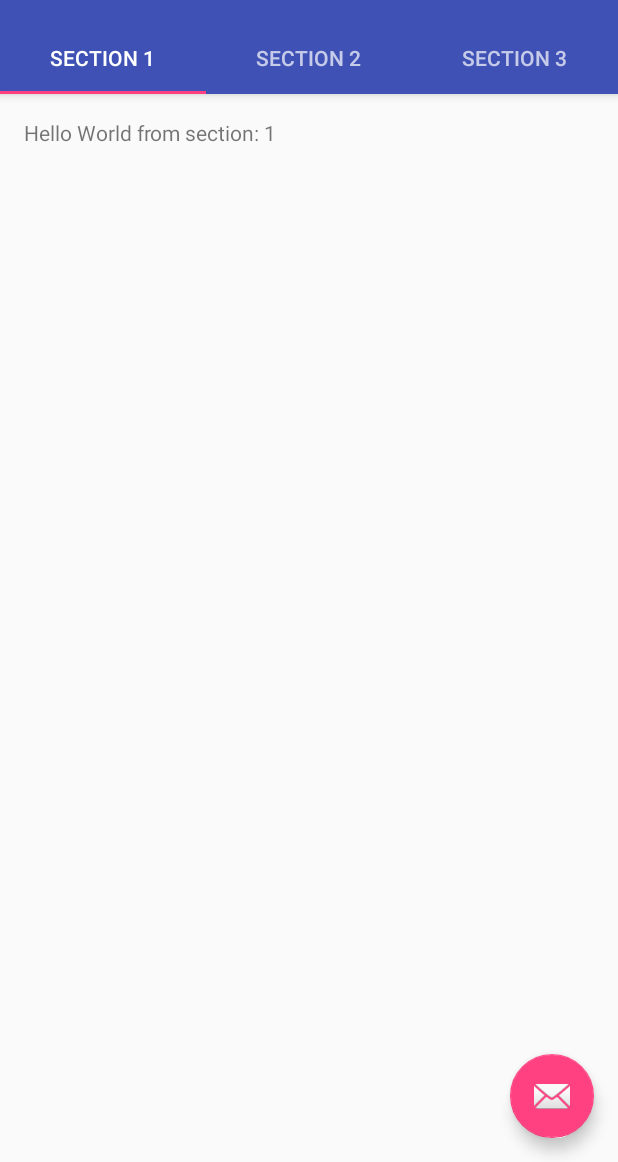
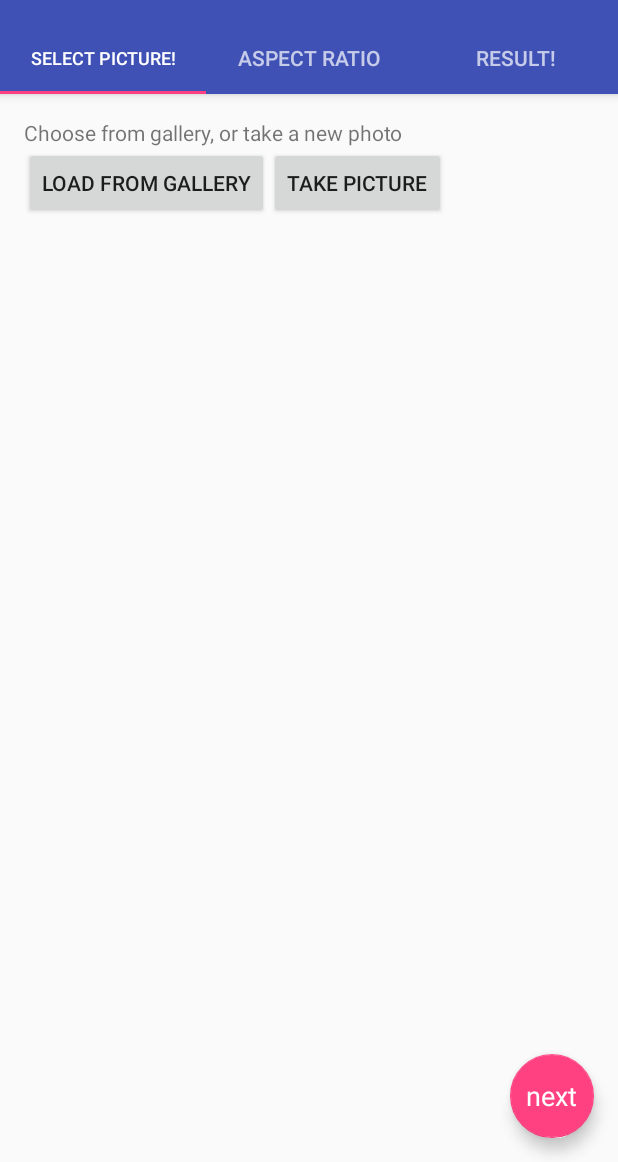
Before and after one commit to otownsend92/SnapCrop, an Android app: the screen it shows after launch (MainActivity), on a phone screen of 412 x 824 dp, the part 74-1236 px from its top. Run offline under Robolectric (Android 15) with nearby library versions, the phone set to English and light mode, and no system bars.

Commit message:
ogt - choose photo and take photo functionality

```diff
--- a/app/src/main/AndroidManifest.xml
+++ b/app/src/main/AndroidManifest.xml
@@ -1,6 +1,8 @@
 <?xml version="1.0" encoding="utf-8"?>
 <manifest xmlns:android="http://schemas.android.com/apk/res/android"
     package="com.cs291a.snapcrop">
+
+    <uses-permission android:name="android.permission.WRITE_EXTERNAL_STORAGE" />
 
     <application
         android:allowBackup="true"
--- a/app/src/main/java/com/cs291a/snapcrop/MainActivity.java
+++ b/app/src/main/java/com/cs291a/snapcrop/MainActivity.java
@@ -1,23 +1,16 @@
 package com.cs291a.snapcrop;
 
-import android.support.design.widget.TabLayout;
+import android.os.Bundle;
 import android.support.design.widget.FloatingActionButton;
 import android.support.design.widget.Snackbar;
+import android.support.design.widget.TabLayout;
+import android.support.v4.app.FragmentPagerAdapter;
+import android.support.v4.view.ViewPager;
 import android.support.v7.app.AppCompatActivity;
 import android.support.v7.widget.Toolbar;
-
-import android.support.v4.app.Fragment;
-import android.support.v4.app.FragmentManager;
-import android.support.v4.app.FragmentPagerAdapter;
-import android.support.v4.view.ViewPager;
-import android.os.Bundle;
-import android.view.LayoutInflater;
 import android.view.Menu;
 import android.view.MenuItem;
 import android.view.View;
-import android.view.ViewGroup;
-
-import android.widget.TextView;
 
 public class MainActivity extends AppCompatActivity {
 
@@ -30,6 +23,7 @@ public class MainActivity extends AppCompatActivity {
      * {@link android.support.v4.app.FragmentStatePagerAdapter}.
      */
     private SectionsPagerAdapter mSectionsPagerAdapter;
+    private final String TAG = "MainActivity";
 
     /**
      * The {@link ViewPager} that will host the section contents.
@@ -88,75 +82,5 @@ public class MainActivity extends AppCompatActivity {
         return super.onOptionsItemSelected(item);
     }
 
-    /**
-     * A placeholder fragment containing a simple view.
-     */
-    public static class PlaceholderFragment extends Fragment {
-        /**
-         * The fragment argument representing the section number for this
-         * fragment.
-         */
-        private static final String ARG_SECTION_NUMBER = "section_number";
 
-        public PlaceholderFragment() {
-        }
-
-        /**
-         * Returns a new instance of this fragment for the given section
-         * number.
-         */
-        public static PlaceholderFragment newInstance(int sectionNumber) {
-            PlaceholderFragment fragment = new PlaceholderFragment();
-            Bundle args = new Bundle();
-            args.putInt(ARG_SECTION_NUMBER, sectionNumber);
-            fragment.setArguments(args);
-            return fragment;
-        }
-
-        @Override
-        public View onCreateView(LayoutInflater inflater, ViewGroup container,
-                                 Bundle savedInstanceState) {
-            View rootView = inflater.inflate(R.layout.fragment_main, container, false);
-            TextView textView = (TextView) rootView.findViewById(R.id.section_label);
-            textView.setText(getString(R.string.section_format, getArguments().getInt(ARG_SECTION_NUMBER)));
-            return rootView;
-        }
-    }
-
-    /**
-     * A {@link FragmentPagerAdapter} that returns a fragment corresponding to
-     * one of the sections/tabs/pages.
-     */
-    public class SectionsPagerAdapter extends FragmentPagerAdapter {
-
-        public SectionsPagerAdapter(FragmentManager fm) {
-            super(fm);
-        }
-
-        @Override
-        public Fragment getItem(int position) {
-            // getItem is called to instantiate the fragment for the given page.
-            // Return a PlaceholderFragment (defined as a static inner class below).
-            return PlaceholderFragment.newInstance(position + 1);
-        }
-
-        @Override
-        public int getCount() {
-            // Show 3 total pages.
-            return 3;
-        }
-
-        @Override
-        public CharSequence getPageTitle(int position) {
-            switch (position) {
-                case 0:
-                    return "SECTION 1";
-                case 1:
-                    return "SECTION 2";
-                case 2:
-                    return "SECTION 3";
-            }
-            return null;
-        }
-    }
 }
--- /dev/null
+++ b/app/src/main/java/com/cs291a/snapcrop/PictureSelectFragment.java
@@ -0,0 +1,137 @@
+package com.cs291a.snapcrop;
+
+import android.app.Activity;
+import android.content.ContentResolver;
+import android.content.Intent;
+import android.graphics.Bitmap;
+import android.net.Uri;
+import android.os.Bundle;
+import android.os.Environment;
+import android.provider.MediaStore;
+import android.support.v4.app.Fragment;
+import android.util.Log;
+import android.view.LayoutInflater;
+import android.view.View;
+import android.view.ViewGroup;
+import android.widget.Button;
+import android.widget.ImageView;
+import android.widget.TextView;
+import android.widget.Toast;
+
+import java.io.File;
+import java.io.IOException;
+
+/**
+ * Created by olivertownsend on 11/8/16.
+ */
+public class PictureSelectFragment extends Fragment {
+
+    private final String TAG = "PictureSelectFragment";
+    private final int PICK_IMAGE_REQUEST = 1;
+    private final int REQUEST_IMAGE_CAPTURE = 2;
+    private String _path;
+    private Uri mImageUri;
+
+
+    public PictureSelectFragment() {
+    }
+
+    /**
+     * Returns a new instance of this fragment for the given section
+     * number.
+     */
+    public static PictureSelectFragment newInstance() {
+        PictureSelectFragment fragment = new PictureSelectFragment();
+        Bundle args = new Bundle();
+        return fragment;
+    }
+
+    @Override
+    public View onCreateView(LayoutInflater inflater, ViewGroup container,
+                             Bundle savedInstanceState) {
+        View rootView = inflater.inflate(R.layout.fragment_select_picture, container, false);
+        TextView textView = (TextView) rootView.findViewById(R.id.section_label);
+        textView.setText("Choose from gallery, or take a new photo");
+
+        final Button loadGalleryButton = (Button) rootView.findViewById(R.id.load_from_gallery_button);
+        loadGalleryButton.setOnClickListener(new View.OnClickListener() {
+            public void onClick(View v) {
+                Log.d(TAG, "onClick loadGalleryButton");
+                loadFromGallery(v);
+            }
+        });
+
+        final Button takePictureButton = (Button) rootView.findViewById(R.id.take_picture_button);
+        takePictureButton.setOnClickListener(new View.OnClickListener() {
+            public void onClick(View v) {
+                Log.d(TAG, "onClick takePictureButton");
+                dispatchTakePictureIntent();
+            }
+        });
+
+        return rootView;
+    }
+
+    private void loadFromGallery(View view) {
+        Intent getIntent = new Intent(Intent.ACTION_GET_CONTENT);
+        getIntent.setType("image/*");
+
+        Intent pickIntent = new Intent(Intent.ACTION_PICK, android.provider.MediaStore.Images.Media.EXTERNAL_CONTENT_URI);
+        pickIntent.setType("image/*");
+
+        Intent chooserIntent = Intent.createChooser(getIntent, "Select Image");
+        chooserIntent.putExtra(Intent.EXTRA_INITIAL_INTENTS, new Intent[] {pickIntent});
+
+        startActivityForResult(chooserIntent, PICK_IMAGE_REQUEST);
+    }
+
+    private void dispatchTakePictureIntent() {
+        _path = Environment.getExternalStorageDirectory() + File.separator +  "retarget_image.jpg";
+        File file = new File( _path );
+        mImageUri = Uri.fromFile( file );
+
+        Intent intent = new Intent(android.provider.MediaStore.ACTION_IMAGE_CAPTURE );
+        intent.putExtra( MediaStore.EXTRA_OUTPUT, mImageUri );
+
+        Intent takePictureIntent = new Intent(MediaStore.ACTION_IMAGE_CAPTURE);
+        if (takePictureIntent.resolveActivity(getActivity().getPackageManager()) != null) {
+            startActivityForResult(takePictureIntent, REQUEST_IMAGE_CAPTURE);
+        }
+    }
+
+    @Override
+    public void onActivityResult(int requestCode, int resultCode, Intent data) {
+        super.onActivityResult(requestCode, resultCode, data);
+
+        if (requestCode == PICK_IMAGE_REQUEST && resultCode == Activity.RESULT_OK && data != null && data.getData() != null) {
+
+            Uri uri = data.getData();
+
+            try {
+                Bitmap imageBitmap = MediaStore.Images.Media.getBitmap(getActivity().getContentResolver(), uri);
+                Log.e(TAG, String.valueOf(imageBitmap));
+
+                ImageView imageView = (ImageView) getActivity().findViewById(R.id.chosen_image_view);
+                imageView.setImageBitmap(imageBitmap);
+            } catch (IOException e) {
+                e.printStackTrace();
+            }
+        } else if (requestCode == REQUEST_IMAGE_CAPTURE && resultCode == Activity.RESULT_OK) {
+            getActivity().getContentResolver().notifyChange(mImageUri, null);
+            ContentResolver cr = getActivity().getContentResolver();
+            Bitmap bitmap;
+            try
+            {
+                bitmap = android.provider.MediaStore.Images.Media.getBitmap(cr, mImageUri);
+                ImageView imageView = (ImageView) getActivity().findViewById(R.id.chosen_image_view);
+                imageView.setImageBitmap(bitmap);
+            }
+            catch (Exception e)
+            {
+                Toast.makeText(getContext(), "Failed to load", Toast.LENGTH_SHORT).show();
+                Log.d(TAG, "Failed to load", e);
+            }
+        }
+    }
+
+}
--- /dev/null
+++ b/app/src/main/java/com/cs291a/snapcrop/PlaceholderFragment.java
@@ -0,0 +1,43 @@
+package com.cs291a.snapcrop;
+
+import android.os.Bundle;
+import android.support.v4.app.Fragment;
+import android.view.LayoutInflater;
+import android.view.View;
+import android.view.ViewGroup;
+import android.widget.TextView;
+
+/**
+ * A placeholder fragment containing a simple view.
+ */
+public class PlaceholderFragment extends Fragment {
+    /**
+     * The fragment argument representing the section number for this
+     * fragment.
+     */
+    private static final String ARG_SECTION_NUMBER = "section_number";
+
+    public PlaceholderFragment() {
+    }
+
+    /**
+     * Returns a new instance of this fragment for the given section
+     * number.
+     */
+    public static PlaceholderFragment newInstance(int sectionNumber) {
+        PlaceholderFragment fragment = new PlaceholderFragment();
+        Bundle args = new Bundle();
+        args.putInt(ARG_SECTION_NUMBER, sectionNumber);
+        fragment.setArguments(args);
+        return fragment;
+    }
+
+    @Override
+    public View onCreateView(LayoutInflater inflater, ViewGroup container,
+                             Bundle savedInstanceState) {
+        View rootView = inflater.inflate(R.layout.fragment_main, container, false);
+        TextView textView = (TextView) rootView.findViewById(R.id.section_label);
+        textView.setText(getString(R.string.section_format, getArguments().getInt(ARG_SECTION_NUMBER)));
+        return rootView;
+    }
+}
--- /dev/null
+++ b/app/src/main/java/com/cs291a/snapcrop/SectionsPagerAdapter.java
@@ -0,0 +1,43 @@
+package com.cs291a.snapcrop;
+
+import android.support.v4.app.Fragment;
+import android.support.v4.app.FragmentManager;
+import android.support.v4.app.FragmentPagerAdapter;
+
+/**
+ * A {@link FragmentPagerAdapter} that returns a fragment corresponding to
+ * one of the sections/tabs/pages.
+ */
+public class SectionsPagerAdapter extends FragmentPagerAdapter {
+
+    public SectionsPagerAdapter(FragmentManager fm) {
+        super(fm);
+    }
+
+    @Override
+    public Fragment getItem(int position) {
+        // getItem is called to instantiate the fragment for the given page.
+        // Return a PlaceholderFragment (defined as a static inner class below).
+        if (position == 0) return PictureSelectFragment.newInstance();
+        else return PlaceholderFragment.newInstance(position + 1);
+    }
+
+    @Override
+    public int getCount() {
+        // Show 3 total pages.
+        return 3;
+    }
+
+    @Override
+    public CharSequence getPageTitle(int position) {
+        switch (position) {
+            case 0:
+                return "Select picture!";
+            case 1:
+                return "Aspect Ratio";
+            case 2:
+                return "Result!";
+        }
+        return null;
+    }
+}
--- a/app/src/main/res/layout/activity_main.xml
+++ b/app/src/main/res/layout/activity_main.xml
@@ -38,12 +38,35 @@
         android:layout_height="match_parent"
         app:layout_behavior="@string/appbar_scrolling_view_behavior" />
 
-    <android.support.design.widget.FloatingActionButton
-        android:id="@+id/fab"
+    <!--<android.support.design.widget.FloatingActionButton-->
+        <!--android:id="@+id/fab"-->
+        <!--android:layout_width="wrap_content"-->
+        <!--android:layout_height="wrap_content"-->
+        <!--android:layout_gravity="end|bottom"-->
+        <!--android:layout_margin="@dimen/fab_margin"-->
+        <!--android:text="next" />-->
+
+
+    <FrameLayout
         android:layout_width="wrap_content"
         android:layout_height="wrap_content"
-        android:layout_gravity="end|bottom"
-        android:layout_margin="@dimen/fab_margin"
-        android:src="@android:drawable/ic_dialog_email" />
+        android:layout_gravity="bottom|right">
+
+        <android.support.design.widget.FloatingActionButton
+            android:id="@+id/fab"
+            android:layout_width="wrap_content"
+            android:layout_height="wrap_content"
+            android:layout_margin="@dimen/fab_margin"
+            android:src="@android:color/transparent" />
+
+        <TextView
+            android:layout_width="wrap_content"
+            android:layout_height="wrap_content"
+            android:layout_gravity="center"
+            android:text="next"
+            android:elevation="16dp"
+            android:textColor="@android:color/white"
+            android:textAppearance="?android:attr/textAppearanceMedium" />
+    </FrameLayout>
 
 </android.support.design.widget.CoordinatorLayout>
--- a/app/src/main/res/layout/fragment_main.xml
+++ b/app/src/main/res/layout/fragment_main.xml
@@ -6,7 +6,7 @@
     android:paddingLeft="@dimen/activity_horizontal_margin"
     android:paddingRight="@dimen/activity_horizontal_margin"
     android:paddingTop="@dimen/activity_vertical_margin"
-    tools:context="com.cs291a.snapcrop.MainActivity$PlaceholderFragment">
+    tools:context="com.cs291a.snapcrop.PlaceholderFragment">
 
     <TextView
         android:id="@+id/section_label"
--- /dev/null
+++ b/app/src/main/res/layout/fragment_select_picture.xml
@@ -0,0 +1,45 @@
+<RelativeLayout xmlns:android="http://schemas.android.com/apk/res/android"
+    xmlns:tools="http://schemas.android.com/tools"
+    android:layout_width="match_parent"
+    android:layout_height="match_parent"
+    android:paddingBottom="@dimen/activity_vertical_margin"
+    android:paddingLeft="@dimen/activity_horizontal_margin"
+    android:paddingRight="@dimen/activity_horizontal_margin"
+    android:paddingTop="@dimen/activity_vertical_margin"
+    tools:context="com.cs291a.snapcrop.PictureSelectFragment">
+
+    <TextView
+        android:id="@+id/section_label"
+        android:layout_width="wrap_content"
+        android:layout_height="wrap_content" />
+
+    <Button
+        android:id="@+id/load_from_gallery_button"
+        android:layout_width="wrap_content"
+        android:layout_height="wrap_content"
+        android:text="Load from Gallery"
+        android:layout_below="@id/section_label"/>
+
+    <Button
+        android:id="@+id/take_picture_button"
+        android:layout_width="wrap_content"
+        android:layout_height="wrap_content"
+        android:text="Take Picture"
+        android:layout_below="@id/section_label"
+        android:layout_toRightOf="@+id/load_from_gallery_button"/>
+
+    <ImageView
+        android:id="@+id/chosen_image_view"
+        android:layout_width="wrap_content"
+        android:layout_height="wrap_content"
+        android:adjustViewBounds="true"
+        android:scaleType="centerInside"
+        android:paddingTop="10dp"
+        android:paddingBottom="10dp"
+        android:layout_below="@+id/load_from_gallery_button"
+        />
+
+
+
+
+</RelativeLayout>
```
